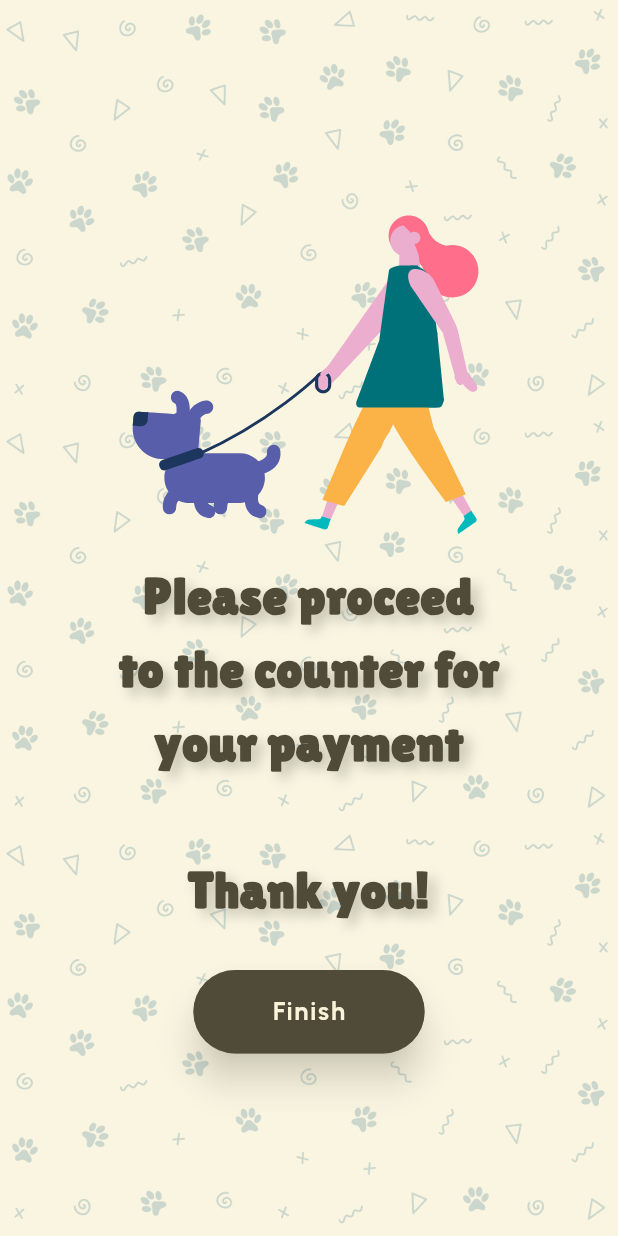
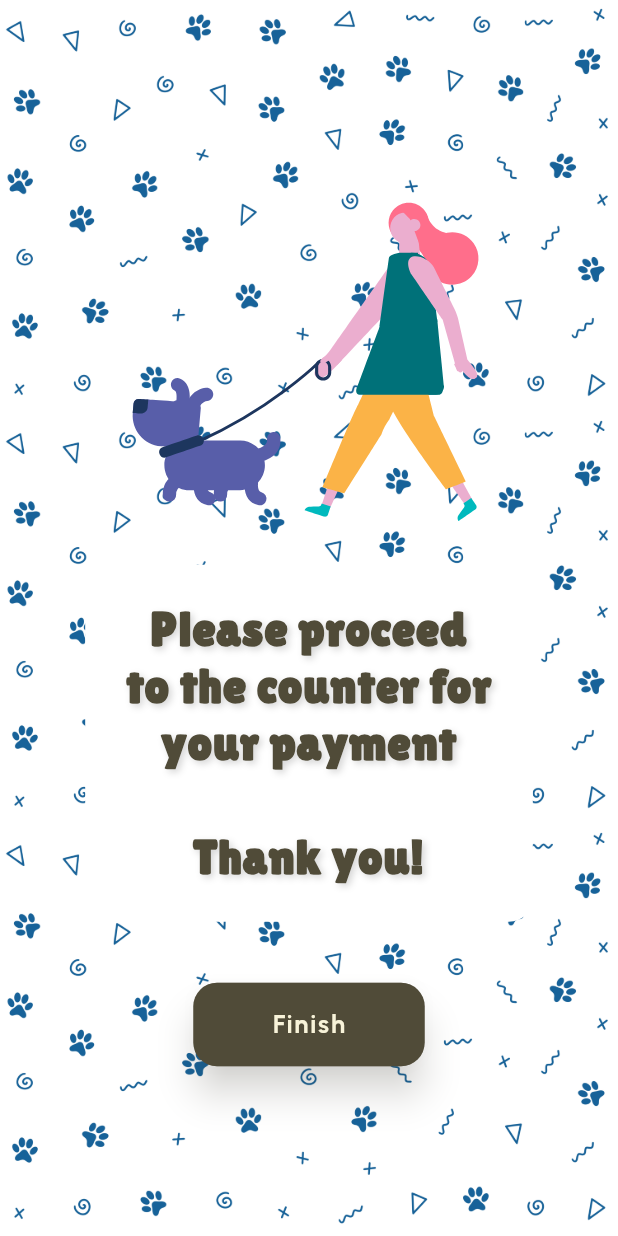
Before and after one commit to kloyaa/furcare_mobile, a Flutter app: the OverTheCounter screen opened directly, on a phone screen of 412 x 824 dp. Run offline on Flutter 3.47's test engine with Material 3 defaults, Android fonts, the light colour scheme and no system bars; our stand-ins replace animate_do, calendar_date_picker2, dio, extended_masked_text, flutter_animate, flutter_staggered_animations and 6 more; missing offline and left inert: maps_launcher; accounts and stored records are empty; network calls fail.

Commit message:
refactor: app

```diff
--- a/lib/main.dart
+++ b/lib/main.dart
@@ -16,6 +16,8 @@ import 'package:furcare_app/screens/customer/customer_activity_log.dart';
 import 'package:furcare_app/screens/customer/customer_main.dart';
 import 'package:furcare_app/screens/customer/edit/edit_owner_profile.dart';
 import 'package:furcare_app/screens/customer/edit/edit_profile_step_1.dart';
+import 'package:furcare_app/utils/const/app_constants.dart';
+import 'package:furcare_app/utils/const/app_theme.dart';
 import 'package:provider/provider.dart';
 import 'package:furcare_app/screens/auth/customer_login.dart';
 
@@ -40,33 +42,56 @@ class MyApp extends StatelessWidget {
         ChangeNotifierProvider(create: (_) => ClientProvider()),
       ],
       child: MaterialApp(
-        title: 'Furcare',
-        theme: ThemeData(
-          colorScheme: ColorScheme.fromSeed(seedColor: Colors.deepPurple),
-          useMaterial3: true,
-        ),
-        initialRoute: '/',
-        routes: {
-          // '/': (context) => ProfileSetupAnimation(redirectPath: '/'),
-          // '/': (context) => SuccessScreen(redirectPath: '/'),
-          '/': (context) => const CustomerLogin(),
-          // '/': (context) => const StaffLogin(),
-          '/branches': (context) => const BranchesList(),
-          '/c/activity': (context) => const CustomerActivityLog(),
-          '/c/main': (context) => const CustomerMain(),
-          '/c/register': (context) => const CustomerRegister(),
-          '/c/edit/profile/1': (context) => const EditProfileStep1(),
-          '/c/create/profile/1': (context) => const CreateProfileStep1(),
-          '/c/create/profile/2': (context) => const CreateProfileStep2(),
-          '/c/edit/profile/owner': (context) => const EditOwner(),
-          '/c/create/profile/pet': (context) => const CreatePet(),
-          '/c/add/pet': (context) => const AddNewPet(),
-
-          '/book/boarding': (context) => const BookBoarding(),
-          '/book/transit': (context) => const HomeServiceScreen(),
-          '/book/grooming': (context) => const BookGroomingScreen(),
-        },
+        title: AppConstants.appName,
+        theme: AppTheme.lightTheme,
+        themeMode: ThemeMode.system,
+        initialRoute: AppRoutes.login,
+        routes: _buildAppRoutes(),
       ),
     );
   }
+
+  Map<String, WidgetBuilder> _buildAppRoutes() {
+    return {
+      AppRoutes.login: (context) => const CustomerLogin(),
+      AppRoutes.branches: (context) => const BranchesList(),
+
+      // Customer routes
+      AppRoutes.customerActivity: (context) => const CustomerActivityLog(),
+      AppRoutes.customerMain: (context) => const CustomerMain(),
+      AppRoutes.customerRegister: (context) => const CustomerRegister(),
+      AppRoutes.editProfileStep1: (context) => const EditProfileStep1(),
+      AppRoutes.createProfileStep1: (context) => const CreateProfileStep1(),
+      AppRoutes.createProfileStep2: (context) => const CreateProfileStep2(),
+      AppRoutes.editOwnerProfile: (context) => const EditOwner(),
+      AppRoutes.createPetProfile: (context) => const CreatePet(),
+      AppRoutes.addNewPet: (context) => const AddNewPet(),
+
+      // Booking routes
+      AppRoutes.bookBoarding: (context) => const BookBoarding(),
+      AppRoutes.bookTransit: (context) => const HomeServiceScreen(),
+      AppRoutes.bookGrooming: (context) => const BookGroomingScreen(),
+    };
+  }
 }
+
+class AppRoutes {
+  static const String login = '/';
+  static const String branches = '/branches';
+
+  // Customer routes
+  static const String customerActivity = '/c/activity';
+  static const String customerMain = '/c/main';
+  static const String customerRegister = '/c/register';
+  static const String editProfileStep1 = '/c/edit/profile/1';
+  static const String createProfileStep1 = '/c/create/profile/1';
+  static const String createProfileStep2 = '/c/create/profile/2';
+  static const String editOwnerProfile = '/c/edit/profile/owner';
+  static const String createPetProfile = '/c/create/profile/pet';
+  static const String addNewPet = '/c/add/pet';
+
+  // Booking routes
+  static const String bookBoarding = '/book/boarding';
+  static const String bookTransit = '/book/transit';
+  static const String bookGrooming = '/book/grooming';
+}
--- a/lib/screens/auth/customer_login.dart
+++ b/lib/screens/auth/customer_login.dart
@@ -130,8 +130,8 @@ class _CustomerLoginState extends State<CustomerLogin>
     _usernameFocus = FocusNode();
     _passwordFocus = FocusNode();
 
-    _usernameController.text = "kolya02";
-    _passwordController.text = "Password@123";
+    _usernameController.text = "kolya21";
+    _passwordController.text = "Password@1234";
 
     // Shake Animation Controller
     _animationController = AnimationController(
--- a/lib/screens/payment/over_the_counter.dart
+++ b/lib/screens/payment/over_the_counter.dart
@@ -42,7 +42,7 @@ class _OverTheCounterState extends State<OverTheCounter>
             // Background Decoration
             Positioned.fill(
               child: Opacity(
-                opacity: 0.2,
+                opacity: 1,
                 child: Image.asset(
                   'assets/veterinary_pattern.jpg',
                   repeat: ImageRepeat.repeat,
@@ -64,25 +64,39 @@ class _OverTheCounterState extends State<OverTheCounter>
                       fit: BoxFit.contain,
                     ),
                   ),
+
                   // Animated Text
                   FadeInDown(
+                    child: Container(
+                      margin: const EdgeInsets.symmetric(
+                        horizontal: 16,
+                        vertical: 12,
+                      ),
+                      decoration: BoxDecoration(
+                        color: Colors.white,
+                        borderRadius: BorderRadius.circular(16),
+                        boxShadow: [],
+                      ),
                       child: Padding(
-                      padding: const EdgeInsets.symmetric(horizontal: 1.0),
+                        padding: const EdgeInsets.all(24.0),
                         child: Text(
                           'Please proceed \nto the counter for \nyour payment \n\nThank you!',
                           style: GoogleFonts.lilitaOne(
                             color: AppColors.primary,
-                          fontSize: 34.0,
+                            fontSize: 32.0,
                             fontWeight: FontWeight.bold,
+                            height: 1.2,
+                            letterSpacing: 0.5,
                             shadows: [
                               Shadow(
-                              blurRadius: 10.0,
-                              color: Colors.black.withAlpha(50),
-                              offset: const Offset(5, 5),
+                                blurRadius: 6.0,
+                                color: Colors.black.withAlpha(40),
+                                offset: const Offset(2, 2),
                               ),
                             ],
                           ),
                           textAlign: TextAlign.center,
+                        ),
                       ),
                     ),
                   ),
@@ -130,7 +144,7 @@ class _OverTheCounterState extends State<OverTheCounter>
                           horizontal: 50,
                         ),
                         shape: RoundedRectangleBorder(
-                          borderRadius: BorderRadius.circular(30.0),
+                          borderRadius: BorderRadius.circular(15.0),
                           side: BorderSide(
                             color: AppColors.primary.withOpacity(0.5),
                             width: 2,
--- /dev/null
+++ b/lib/utils/const/app_constants.dart
@@ -0,0 +1,13 @@
+class AppConstants {
+  static const String appName = 'Furcare';
+
+  // Add other app-wide constants here
+  static const double defaultPadding = 16.0;
+  static const Duration defaultAnimationDuration = Duration(milliseconds: 300);
+
+  // API URLs
+  static const String baseApiUrl = 'https://api.furcare.com';
+
+  // Asset paths
+  static const String successGifPath = 'assets/success.gif';
+}
--- /dev/null
+++ b/lib/utils/const/app_theme.dart
@@ -0,0 +1,61 @@
+import 'package:flutter/material.dart';
+
+class AppTheme {
+  // Colors
+  static const Color primaryColor = Colors.deepPurple;
+  static const Color secondaryColor = Color(0xFF9C27B0);
+  static const Color accentColor = Color(0xFFE040FB);
+
+  static const Color textColorLight = Colors.black87;
+  static const Color textColorDark = Colors.white;
+
+  static const Color backgroundColorLight = Colors.white;
+  static const Color backgroundColorDark = Color(0xFF121212);
+
+  // Light theme
+  static final ThemeData lightTheme = ThemeData(
+    colorScheme: ColorScheme.fromSeed(
+      seedColor: primaryColor,
+      brightness: Brightness.light,
+    ),
+    useMaterial3: true,
+    appBarTheme: const AppBarTheme(
+      elevation: 0,
+      backgroundColor: primaryColor,
+      foregroundColor: Colors.white,
+    ),
+    elevatedButtonTheme: ElevatedButtonThemeData(
+      style: ElevatedButton.styleFrom(
+        foregroundColor: Colors.white,
+        backgroundColor: primaryColor,
+        elevation: 2,
+        // padding: const EdgeInsets.symmetric(horizontal: 16, vertical: 12),
+        shape: RoundedRectangleBorder(borderRadius: BorderRadius.circular(8)),
+      ),
+    ),
+  );
+
+  // Dark theme
+  static final ThemeData darkTheme = ThemeData(
+    colorScheme: ColorScheme.fromSeed(
+      seedColor: primaryColor,
+      brightness: Brightness.dark,
+    ),
+    useMaterial3: true,
+    scaffoldBackgroundColor: backgroundColorDark,
+    appBarTheme: const AppBarTheme(
+      elevation: 0,
+      backgroundColor: Colors.black,
+      foregroundColor: Colors.white,
+    ),
+    elevatedButtonTheme: ElevatedButtonThemeData(
+      style: ElevatedButton.styleFrom(
+        foregroundColor: Colors.white,
+        backgroundColor: primaryColor,
+        elevation: 2,
+        // padding: const EdgeInsets.symmetric(horizontal: 16, vertical: 12),
+        shape: RoundedRectangleBorder(borderRadius: BorderRadius.circular(8)),
+      ),
+    ),
+  );
+}
```
Lines whose indentation alone changed are shown as unchanged.
